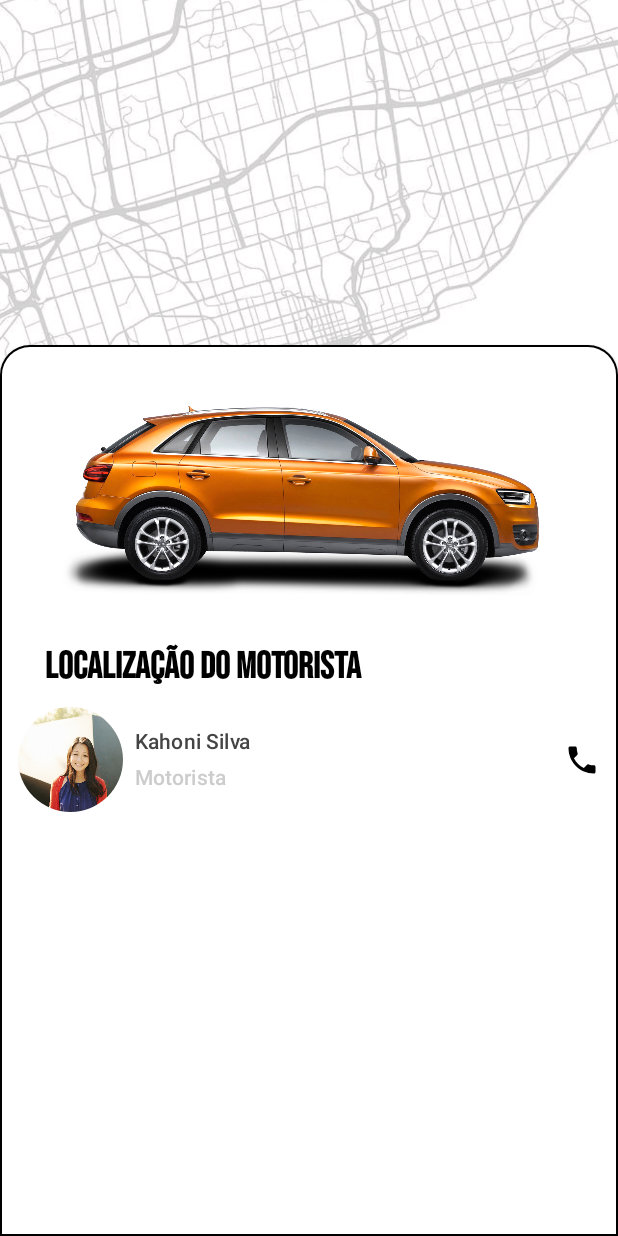
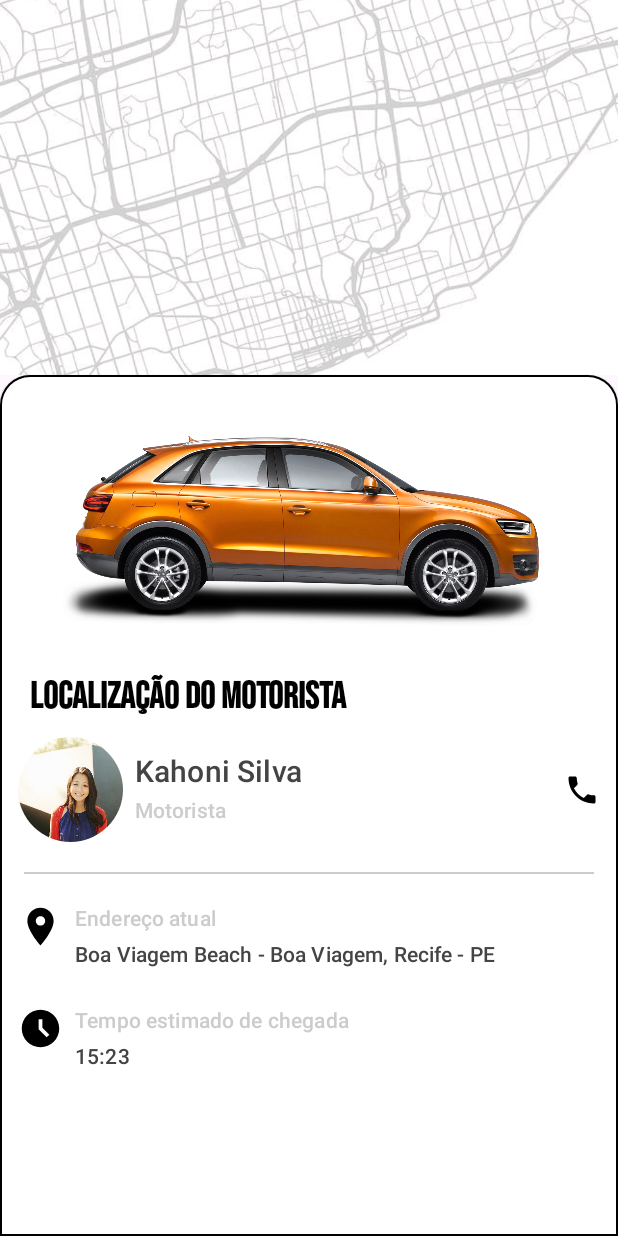
Before and after one commit to marlonsantini/Rent-a-car, an Android app built with Jetpack Compose: the DetailScreen screen opened through its navigation route, on a phone screen of 412 x 824 dp. Run offline under Robolectric (Android 15) with nearby library versions, the light colour scheme and no system bars.

Commit message:
adjust layout

```diff
--- a/app/build.gradle
+++ b/app/build.gradle
@@ -59,6 +59,7 @@ dependencies {
     implementation 'androidx.compose.ui:ui-tooling-preview'
     implementation 'androidx.compose.material3:material3'
     implementation 'androidx.compose.material:material:1.4.3'
+    implementation "androidx.constraintlayout:constraintlayout-compose:1.0.1"
     testImplementation 'junit:junit:4.13.2'
     androidTestImplementation 'androidx.test.ext:junit:1.1.5'
     androidTestImplementation 'androidx.test.espresso:espresso-core:3.5.1'
--- a/app/src/main/java/fingerfire/com/aluguecarro/screens/DetailScreen.kt
+++ b/app/src/main/java/fingerfire/com/aluguecarro/screens/DetailScreen.kt
@@ -17,6 +17,7 @@ import androidx.compose.foundation.shape.CircleShape
 import androidx.compose.foundation.shape.RoundedCornerShape
 import androidx.compose.material.Card
 import androidx.compose.material.Text
+import androidx.compose.material3.Divider
 import androidx.compose.material3.MaterialTheme
 import androidx.compose.runtime.Composable
 import androidx.compose.ui.Alignment
@@ -56,14 +57,14 @@ fun DetailScreen(navHostController: NavHostController) {
             )
             Card(
                 modifier = Modifier
-                    .padding(top = 230.dp)
+                    .padding(top = 250.dp)
                     .fillMaxSize()
                     .border(1.dp, Color.Black, shape = RoundedCornerShape(topStart = 20.dp, topEnd = 20.dp)),
                 shape = RoundedCornerShape(topStart = 20.dp, topEnd = 20.dp)
             ) {
                 LazyColumn(
                     modifier = Modifier
-                        .padding(bottom = 70.dp)
+                        .padding(bottom = 40.dp)
                 ) {
                     item {
                         Image(
@@ -74,6 +75,12 @@ fun DetailScreen(navHostController: NavHostController) {
                     }
                     item {
                         DriverInfo()
+                    }
+                    item {
+                        AdressInfo()
+                    }
+                    item {
+                        EstimatedTimeInfo()
                     }
                 }
             }
@@ -91,7 +98,7 @@ fun DriverInfo() {
             fontFamily = BebasFont,
             fontWeight = FontWeight.W600
         ),
-        modifier = Modifier.padding(horizontal = 30.dp)
+        modifier = Modifier.padding(horizontal = 20.dp)
     )
     Row(
         modifier = Modifier
@@ -113,7 +120,8 @@ fun DriverInfo() {
             Text(
                 text = "Kahoni Silva",
                 color = Color.DarkGray,
-                style = MaterialTheme.typography.labelLarge
+                style = MaterialTheme.typography.labelLarge,
+                fontSize = 20.sp
             )
             Spacer(modifier = Modifier.height(4.dp))
             Text(
@@ -129,6 +137,81 @@ fun DriverInfo() {
                 .align(Alignment.CenterVertically)
         )
     }
+    Divider(
+        modifier = Modifier
+            .fillMaxWidth()
+            .padding(horizontal = 16.dp, vertical = 8.dp),
+        thickness = 1.dp,
+        color = Color.LightGray
+    )
+}
+
+@Composable
+fun AdressInfo() {
+    Row(
+        modifier = Modifier
+            .padding(all = 12.dp)
+    ) {
+        Image(
+            painter = painterResource(id = R.drawable.ic_location),
+            contentDescription = "profile picture",
+            modifier = Modifier
+                .size(30.dp)
+                .clip(CircleShape)
+        )
+        Spacer(modifier = Modifier.width(8.dp))
+        Column(
+            modifier = Modifier
+                .weight(1f)
+                .align(Alignment.CenterVertically)
+        ){
+            Text(
+                text = "Endereço atual",
+                color = Color.LightGray,
+                style = MaterialTheme.typography.labelLarge
+            )
+            Spacer(modifier = Modifier.height(4.dp))
+            Text(
+                text = "Boa Viagem Beach - Boa Viagem, Recife - PE",
+                color = Color.DarkGray,
+                style = MaterialTheme.typography.labelLarge
+            )
+        }
+    }
+}
+
+@Composable
+fun EstimatedTimeInfo() {
+    Row(
+        modifier = Modifier
+            .padding(all = 12.dp)
+    ) {
+        Image(
+            painter = painterResource(id = R.drawable.ic_time),
+            contentDescription = "profile picture",
+            modifier = Modifier
+                .size(30.dp)
+                .clip(CircleShape)
+        )
+        Spacer(modifier = Modifier.width(8.dp))
+        Column(
+            modifier = Modifier
+                .weight(1f)
+                .align(Alignment.CenterVertically)
+        ){
+            Text(
+                text = "Tempo estimado de chegada",
+                color = Color.LightGray,
+                style = MaterialTheme.typography.labelLarge
+            )
+            Spacer(modifier = Modifier.height(4.dp))
+            Text(
+                text = "15:23",
+                color = Color.DarkGray,
+                style = MaterialTheme.typography.labelLarge
+            )
+        }
+    }
 }
 
 @Preview(showBackground = true)
--- /dev/null
+++ b/app/src/main/res/drawable/ic_location.xml
@@ -0,0 +1,5 @@
+<vector android:height="24dp" android:tint="#000000"
+    android:viewportHeight="24" android:viewportWidth="24"
+    android:width="24dp" xmlns:android="http://schemas.android.com/apk/res/android">
+    <path android:fillColor="@android:color/white" android:pathData="M12,2C8.13,2 5,5.13 5,9c0,5.25 7,13 7,13s7,-7.75 7,-13c0,-3.87 -3.13,-7 -7,-7zM12,11.5c-1.38,0 -2.5,-1.12 -2.5,-2.5s1.12,-2.5 2.5,-2.5 2.5,1.12 2.5,2.5 -1.12,2.5 -2.5,2.5z"/>
+</vector>
--- /dev/null
+++ b/app/src/main/res/drawable/ic_time.xml
@@ -0,0 +1,5 @@
+<vector android:height="24dp" android:tint="#000000"
+    android:viewportHeight="24" android:viewportWidth="24"
+    android:width="24dp" xmlns:android="http://schemas.android.com/apk/res/android">
+    <path android:fillColor="@android:color/white" android:pathData="M11.99,2C6.47,2 2,6.48 2,12s4.47,10 9.99,10C17.52,22 22,17.52 22,12S17.52,2 11.99,2zM15.29,16.71L11,12.41V7h2v4.59l3.71,3.71L15.29,16.71z"/>
+</vector>
```
